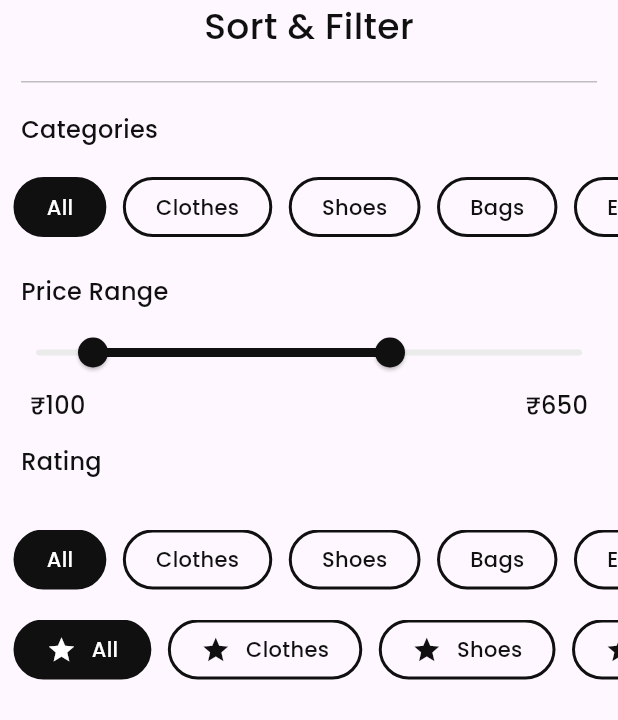
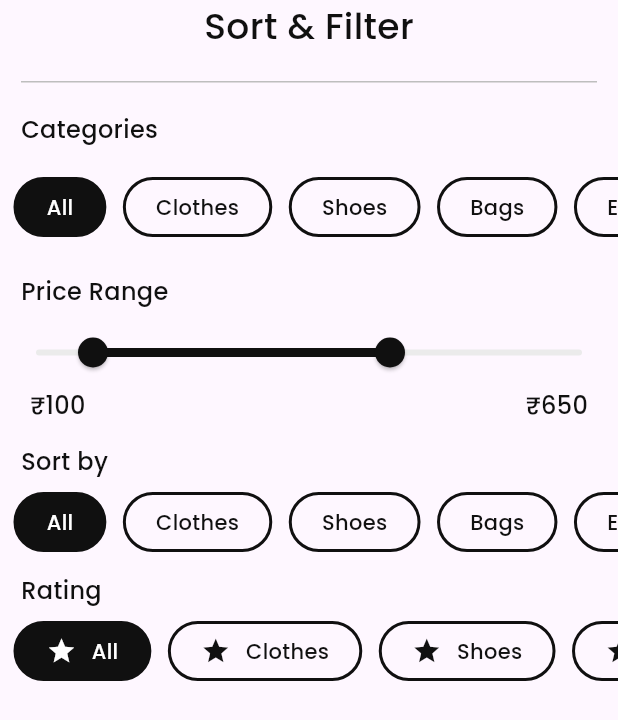
Before and after one commit to Aman-Singh-Rawat/E-Commerce-App, a Flutter app: the SortFilterBottomSheet screen opened directly, on a phone screen of 412 x 824 dp. Shown: the top 720 px of the screen. Run offline on Flutter 3.47's test engine with Material 3 defaults, Android fonts, the phone set to English and light mode, and no system bars; our stand-ins replace carousel_slider, flutter_rating_bar, flutter_svg, google_fonts, intl_phone_field, transparent_image.

Commit message:
try to fix design

```diff
--- a/lib/main.dart
+++ b/lib/main.dart
@@ -1,4 +1,5 @@
 import 'package:flutter/material.dart';
+import 'package:shoesy/ui/screens/home/sort_filter_bottom_sheet.dart';
 import 'package:shoesy/ui/screens/shared/bottom_navbar.dart';
 
 void main() => runApp(const MyApp());
@@ -21,7 +22,7 @@ class MyApp extends StatelessWidget {
       debugShowCheckedModeBanner: false,
       initialRoute: "/",
       routes: {
-        "/": (context) => const BottomNavBar(),
+        "/": (context) => const SortFilterBottomSheet(),
         "/bottomNavBar": (context) => const BottomNavBar(),
       },
     );
--- a/lib/ui/screens/home/sort_filter_bottom_sheet.dart
+++ b/lib/ui/screens/home/sort_filter_bottom_sheet.dart
@@ -1,4 +1,5 @@
 import 'package:flutter/cupertino.dart';
+import 'package:flutter/material.dart';
 import 'package:google_fonts/google_fonts.dart';
 import 'package:shoesy/ui/widgets/product_category.dart';
 import 'package:shoesy/ui/widgets/range_slider_widget.dart';
@@ -14,7 +15,8 @@ class SortFilterBottomSheet extends StatefulWidget {
 class _SortFilterBottomSheetState extends State<SortFilterBottomSheet> {
   @override
   Widget build(BuildContext context) {
-    return SingleChildScrollView(
+    return Scaffold(
+      body: SingleChildScrollView(
         child: Column(
           crossAxisAlignment: CrossAxisAlignment.start,
           children: [
@@ -64,8 +66,23 @@ class _SortFilterBottomSheetState extends State<SortFilterBottomSheet> {
               ),
             ),
             const RangeSliderWidget(),
-          Padding(
-            padding: const EdgeInsets.all(14.0),
+            Container(
+              margin: const EdgeInsets.only(left: 14, right: 14, top: 14, bottom: 9),
+              child: Text(
+                "Sort by",
+                style: GoogleFonts.poppins(
+                  color: const Color(0xFF101010),
+                  fontSize: 16,
+                  fontWeight: FontWeight.w500,
+                ),
+              ),
+            ),
+            const SizedBox(
+              height: 40,
+              child: ProductCategory(),
+            ),
+            Container(
+              margin: const EdgeInsets.only(left: 14, right: 14, top: 14, bottom: 9),
               child: Text(
                 "Rating",
                 style: GoogleFonts.poppins(
@@ -75,18 +92,13 @@ class _SortFilterBottomSheetState extends State<SortFilterBottomSheet> {
                 ),
               ),
             ),
-          Container(
-            height: 40,
-            margin: const EdgeInsets.symmetric(vertical: 20),
-            child: const ProductCategory(),
-          ),
             const SizedBox(
               height: 40,
-            width: double.infinity,
               child: RatingBarWidget(),
             ),
           ],
         ),
+      ),
     );
   }
 }
```
Lines whose indentation alone changed are shown as unchanged.
